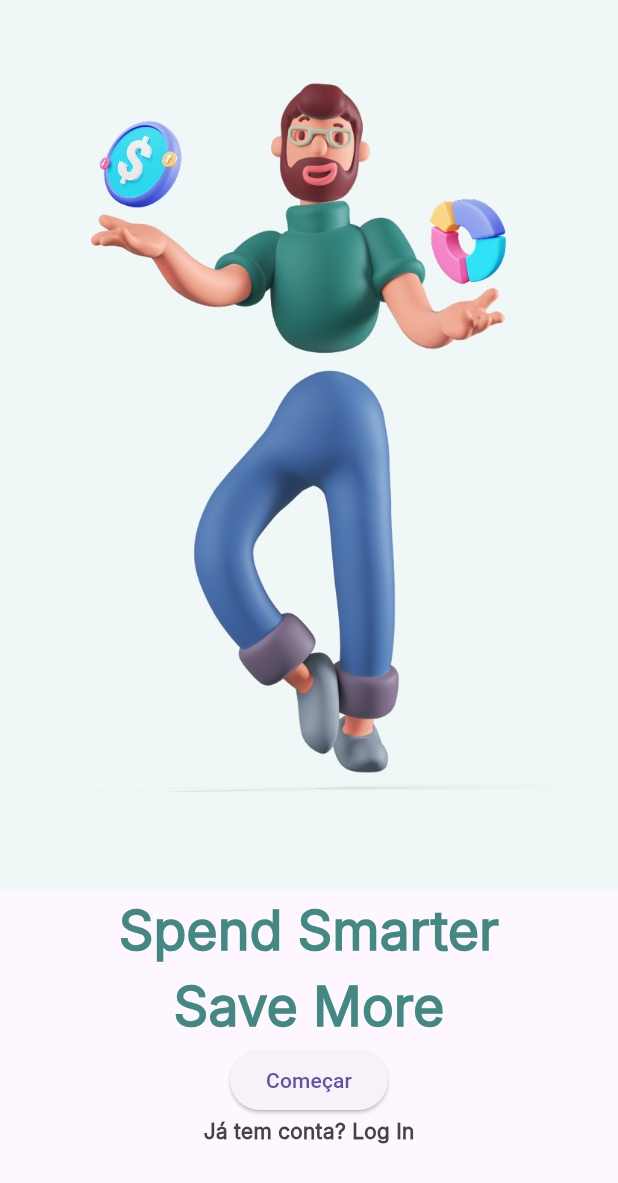
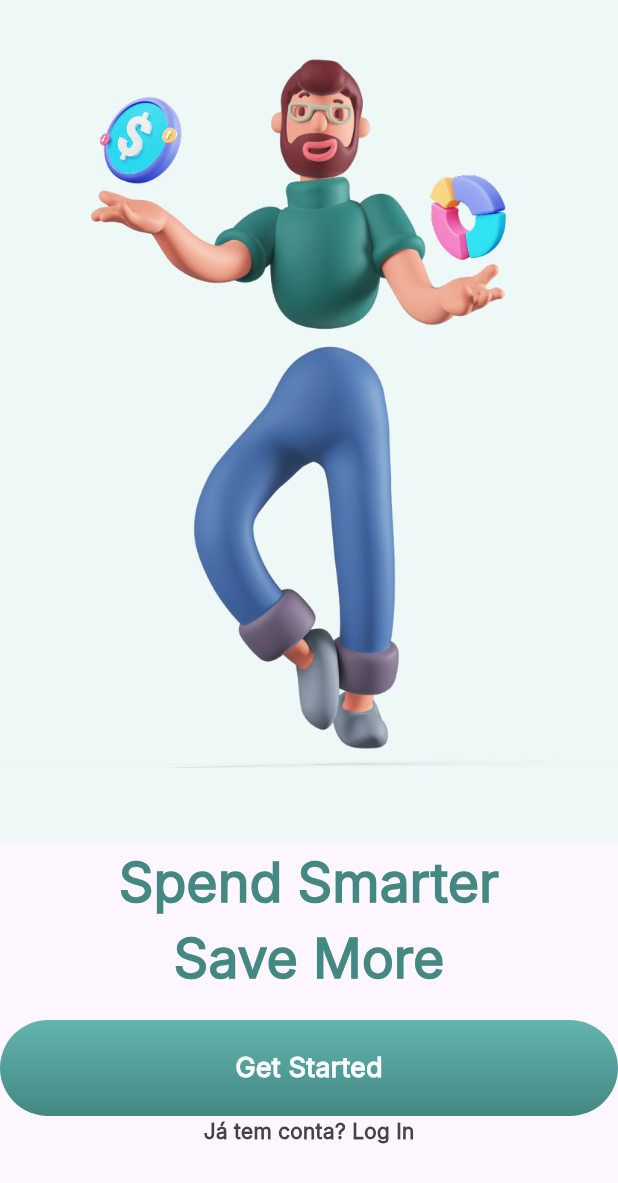
Before and after one commit to GuiLangher/financy_app, a Flutter app: the screen it shows after launch, on a phone screen of 412 x 824 dp. Shown: the top 1183 px of the screen. Run offline on Flutter 3.47's test engine with Material 3 defaults, Android fonts, the phone set to English and light mode, and no system bars.

Commit message:
button_get_started

```diff
--- a/lib/common/constants/app_colors.dart
+++ b/lib/common/constants/app_colors.dart
@@ -6,6 +6,6 @@ class AppColors {
   static const Color greenlightOne = Color(0xFF63B5AF);
   static const Color greenlightTwo = Color(0xFF438883);
   static const Color whiteColor = Color(0xFFFFFFFF);
-  static const Color iceWhite = Color(0xFF0EEF8F7);
+  static const Color iceWhite = Color(0xFFEEF8F7);
   static const Color grey = Color(0xFF444444);
 }
--- a/lib/common/constants/app_text_styles.dart
+++ b/lib/common/constants/app_text_styles.dart
@@ -16,9 +16,16 @@ class AppTextStyles {
     fontWeight: FontWeight.w700,
     );
 
+    static const TextStyle mediumText18 = TextStyle(
+    fontFamily: 'Inter',
+    fontSize: 18.0,
+    fontWeight: FontWeight.w600,
+    );
+
     static const TextStyle smallText = TextStyle(
     fontFamily: 'Inter',
     fontSize: 14.0,
     fontWeight: FontWeight.w700,
     );
+
 }
--- a/lib/features/onboarding/onboarding_page.dart
+++ b/lib/features/onboarding/onboarding_page.dart
@@ -17,12 +17,56 @@ class OnBoardingPage extends StatelessWidget {
               child: Image.asset('assets/images/main_image.png'),
             ),
           ),
-           Text('Spend Smarter', style: AppTextStyles.mediumText.copyWith(color: AppColors.greenlightTwo)),
-           Text('Save More', style: AppTextStyles.mediumText.copyWith(color: AppColors.greenlightTwo)),
-           ElevatedButton(onPressed: (){}, child: Text('Começar')),
-           Text('Já tem conta? Log In', style: AppTextStyles.smallText.copyWith(color: AppColors.grey)),
-           SizedBox(height: 60.0,)
-      ],),
+          Text(
+            'Spend Smarter',
+            style: AppTextStyles.mediumText.copyWith(
+              color: AppColors.greenlightTwo,
+            ),
+          ),
+          Text(
+            'Save More',
+            style: AppTextStyles.mediumText.copyWith(
+              color: AppColors.greenlightTwo,
+            ),
+          ),
+          SizedBox(height: 16.0),
+          Material(
+            borderRadius: BorderRadius.all(Radius.circular(38.0)),
+            child: Ink(
+              decoration: BoxDecoration(
+                borderRadius: BorderRadius.all(Radius.circular(38.0)),
+                gradient: LinearGradient(
+                  begin: Alignment.topCenter,
+                  end: Alignment.bottomCenter,
+                  colors: [AppColors.greenlightOne, AppColors.greenlightTwo],
+                ),
+              ),
+              child: InkWell(
+                borderRadius: const BorderRadius.all(Radius.circular(38.0)),
+                onTap: () {},
+                child: Container(
+                  decoration: const BoxDecoration(
+                    borderRadius: BorderRadius.all(Radius.circular(38.0))
+                  ),
+                  alignment: Alignment.center,
+                  height: 64.0,
+                  child: Text(
+                    'Get Started',
+                    style: AppTextStyles.mediumText18.copyWith(
+                      color: AppColors.whiteColor,
+                    ),
+                    ),
+                ),
+              ),
+            ),
+          ),
+          Text(
+            'Já tem conta? Log In',
+            style: AppTextStyles.smallText.copyWith(color: AppColors.grey),
+          ),
+          SizedBox(height: 60.0),
+        ],
+      ),
     );
   }
 }
```
